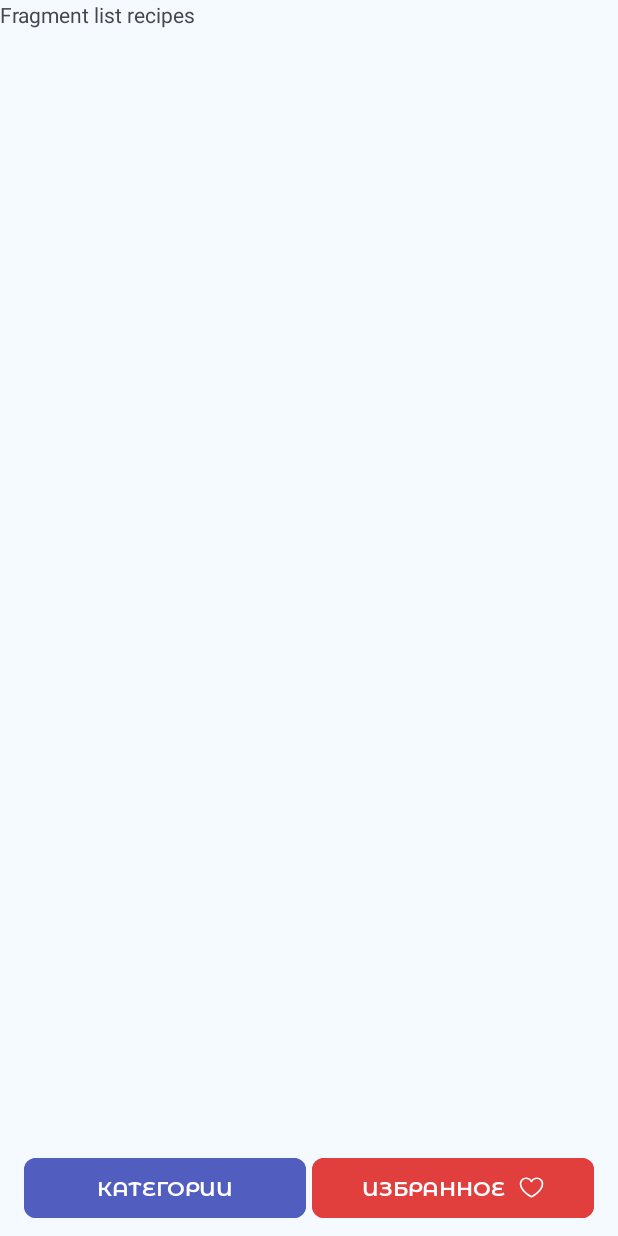
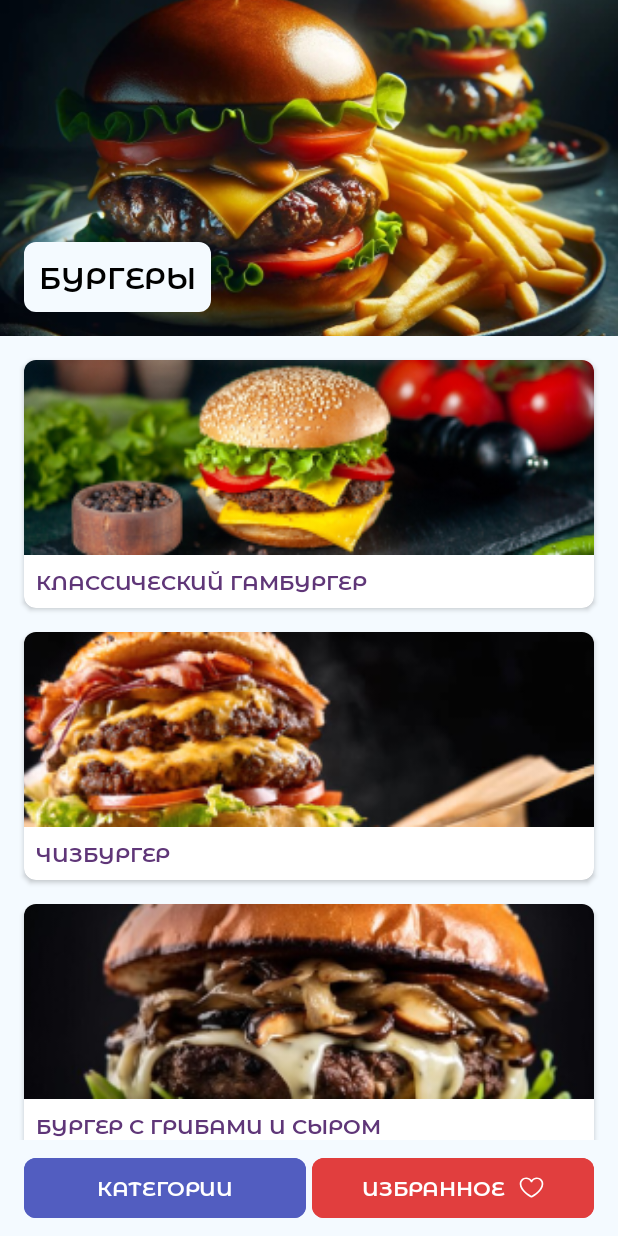
Before and after one commit to vvaganov/RecipeApp, an Android app: the screen it shows after launch (MainActivity), after a tap on "БУРГЕРЫ", on a phone screen of 412 x 824 dp. Run offline under Robolectric (Android 15) with nearby library versions, the phone set to English and light mode, and no system bars.

Commit message:
RA-11 implemented the output of recipes by clicking on a category

```diff
--- a/app/src/main/java/com/example/recipeapp/Constants.kt
+++ b/app/src/main/java/com/example/recipeapp/Constants.kt
@@ -1,5 +1,5 @@
 package com.example.recipeapp
 
 const val ARG_CATEGORY_ID = "ARG_CATEGORY_ID"
-const val ARG_CATEGORY_NAME =  "ARG_CATEGORY_NAME"
-const val ARG_CATEGORY_IMAGE_URL =  "ARG_CATEGORY_IMAGE_URL"
+const val ARG_CATEGORY_NAME = "ARG_CATEGORY_NAME"
+const val ARG_CATEGORY_IMAGE_URL = "ARG_CATEGORY_IMAGE_URL"
--- /dev/null
+++ b/app/src/main/java/com/example/recipeapp/RecipeFragment.kt
@@ -0,0 +1,18 @@
+package com.example.recipeapp
+
+import android.os.Bundle
+import androidx.fragment.app.Fragment
+import android.view.LayoutInflater
+import android.view.View
+import android.view.ViewGroup
+
+
+class RecipeFragment : Fragment() {
+
+    override fun onCreateView(
+        inflater: LayoutInflater, container: ViewGroup?,
+        savedInstanceState: Bundle?
+    ): View? {
+        return inflater.inflate(R.layout.fragment_recipe, container, false)
+    }
+}
--- /dev/null
+++ b/app/src/main/java/com/example/recipeapp/RecipeListAdapter.kt
@@ -0,0 +1,54 @@
+package com.example.recipeapp
+
+import android.graphics.drawable.Drawable
+import android.util.Log
+import android.view.LayoutInflater
+import android.view.View
+import android.view.ViewGroup
+import android.widget.ImageView
+import android.widget.TextView
+import androidx.recyclerview.widget.RecyclerView
+import java.io.InputStream
+
+class RecipeListAdapter(private val dataSet: List<Recipe>) :
+    RecyclerView.Adapter<RecipeListAdapter.ViewHolder>() {
+
+    interface OnItemClickListener {
+        fun onItemClick(recipeId: Int)
+    }
+
+    private var itemClickListener: OnItemClickListener? = null
+
+    fun setOnItemClickListener(listener: OnItemClickListener) {
+        itemClickListener = listener
+    }
+
+    class ViewHolder(view: View) : RecyclerView.ViewHolder(view) {
+        val imageViewTitle: ImageView = view.findViewById(R.id.imgRecipeList)
+        val textViewTitle: TextView = view.findViewById(R.id.tvRecipeListTitle)
+    }
+
+    override fun onCreateViewHolder(viewGroup: ViewGroup, viewType: Int): ViewHolder {
+        val view = LayoutInflater.from(viewGroup.context)
+            .inflate(R.layout.item_recipe, viewGroup, false)
+        return ViewHolder(view)
+    }
+
+    override fun onBindViewHolder(viewHolder: ViewHolder, position: Int) {
+        val recipe = dataSet[position]
+        with(viewHolder) {
+            try {
+                val inputStream: InputStream? =
+                    itemView.context?.assets?.open(recipe.imageUrl)
+                val drawable = Drawable.createFromStream(inputStream, null)
+                viewHolder.imageViewTitle.setImageDrawable(drawable)
+            } catch (e: Exception) {
+                Log.e("!!!", e.stackTrace.toString())
+            }
+            textViewTitle.text = recipe.title
+            itemView.setOnClickListener { itemClickListener?.onItemClick(recipe.id) }
+        }
+    }
+
+    override fun getItemCount() = dataSet.size
+}
--- a/app/src/main/java/com/example/recipeapp/RecipesListFragment.kt
+++ b/app/src/main/java/com/example/recipeapp/RecipesListFragment.kt
@@ -1,12 +1,23 @@
 package com.example.recipeapp
 
+import android.graphics.drawable.Drawable
 import android.os.Bundle
+import android.util.Log
 import androidx.fragment.app.Fragment
 import android.view.LayoutInflater
 import android.view.View
 import android.view.ViewGroup
+import androidx.fragment.app.commit
+import androidx.fragment.app.replace
+import com.example.recipeapp.databinding.FragmentRecipesListBinding
+import java.io.InputStream
 
 class RecipesListFragment : Fragment() {
+
+    private val recipesListBinding:
+            FragmentRecipesListBinding by lazy {
+        FragmentRecipesListBinding.inflate(layoutInflater)
+    }
 
     private var categoryId: Int? = null
     private var title: String? = null
@@ -16,15 +27,56 @@ class RecipesListFragment : Fragment() {
         inflater: LayoutInflater, container: ViewGroup?,
         savedInstanceState: Bundle?
     ): View? {
-        initBundleData()
-        return inflater.inflate(R.layout.fragment_recipes_list, container, false)
+        return recipesListBinding.root
     }
 
-    private fun initBundleData(){
-        arguments.let{
+    override fun onViewCreated(view: View, savedInstanceState: Bundle?) {
+        super.onViewCreated(view, savedInstanceState)
+        initBundleData()
+        with(recipesListBinding) {
+            recipesListBinding.tvRecipeList.text = title
+            try {
+                val inputStream: InputStream? =
+                    context?.assets?.open("$imageUrl")
+                val drawable = Drawable.createFromStream(inputStream, null)
+                imgRecipeList.setImageDrawable(drawable)
+            } catch (e: Exception) {
+                Log.e("!!!", e.stackTrace.toString())
+            }
+        }
+        initRecycler()
+    }
+
+    private fun initBundleData() {
+        arguments.let {
             categoryId = requireArguments().getInt(ARG_CATEGORY_ID)
             title = requireArguments().getString(ARG_CATEGORY_NAME)
             imageUrl = requireArguments().getString(ARG_CATEGORY_IMAGE_URL)
         }
     }
+
+    private fun initRecycler() {
+        val recipeList = getRecipesByCategoryId(categoryId)
+        val customAdapter = RecipeListAdapter(recipeList)
+        recipesListBinding.rvRecipeList.adapter = customAdapter
+        customAdapter.setOnItemClickListener(
+            object : RecipeListAdapter.OnItemClickListener {
+                override fun onItemClick(recipeId:Int) {
+                    openRecipeByRecipeId(recipeId)
+                }
+            }
+        )
+    }
+
+    private fun getRecipesByCategoryId(categoryId: Int?): List<Recipe> {
+        val listRecipe = STUB.getRecipe()
+        return if (categoryId == 0) listRecipe else emptyList()
+    }
+
+    private fun openRecipeByRecipeId(recipeId: Int) {
+        parentFragmentManager.commit {
+            setReorderingAllowed(true)
+            replace<RecipeFragment>(R.id.mainContainer)
+        }
+    }
 }
--- a/app/src/main/java/com/example/recipeapp/recipes.kt
+++ b/app/src/main/java/com/example/recipeapp/recipes.kt
@@ -10,5 +10,228 @@ object STUB {
         Category(5, "Салаты", "Хрустящий калейдоскоп под соусом вдохновения", "salad.png"),
     )
 
+    private val burgerRecipes: List<Recipe> = listOf(
+        Recipe(
+            id = 0,
+            title = "Классический гамбургер",
+            ingredients = listOf(
+                Ingredient("1", "шт.", "Булочка для гамбургера"),
+                Ingredient("150", "г", "Фарш говяжий"),
+                Ingredient("0.5", "шт.", "Лук репчатый"),
+                Ingredient("1", "лист", "Салат айсберг"),
+                Ingredient("1", "ломтик", "Помидор"),
+                Ingredient("1", "ломтик", "Сыр чеддер"),
+                Ingredient("1", "ст. ложка", "Майонез"),
+                Ingredient("1", "ст. ложка", "Кетчуп"),
+                Ingredient("0.5", "ч. ложки", "Горчица"),
+                Ingredient("1", "г", "Соленые огурцы"),
+                Ingredient("1", "г", "Соль"),
+                Ingredient("0.5", "г", "Перец черный молотый")
+            ),
+            method = listOf(
+                "Разогрейте сковороду и обжаривайте фарш до готовности.",
+                "Лук нарежьте кольцами и добавьте к фаршу. Обжаривайте вместе до золотистой корки.",
+                "Разрежьте булочку на две части и поджарьте их до золотистости.",
+                "На нижнюю часть булочки положите лист салата, ломтик помидора и сыр.",
+                "Добавьте фарш с луком и огурцами.",
+                "Смажьте верхнюю часть булочки майонезом, кетчупом и горчицей.",
+                "Положите верхнюю часть булочки на остальные ингредиенты и подавайте."
+            ),
+            imageUrl = "burger-hamburger.png"
+        ),
+        Recipe(
+            id = 1,
+            title = "Чизбургер",
+            ingredients = listOf(
+                Ingredient("1", "шт.", "Булочка для гамбургера"),
+                Ingredient("150", "г", "Фарш говяжий"),
+                Ingredient("0.5", "шт.", "Лук репчатый"),
+                Ingredient("1", "лист", "Салат айсберг"),
+                Ingredient("1", "ломтик", "Помидор"),
+                Ingredient("1", "ломтик", "Сыр чеддер"),
+                Ingredient("1", "ст. ложка", "Майонез"),
+                Ingredient("1", "ст. ложка", "Кетчуп"),
+                Ingredient("0.5", "ч. ложки", "Горчица"),
+                Ingredient("1", "г", "Соленые огурцы"),
+                Ingredient("1", "г", "Соль"),
+                Ingredient("0.5", "г", "Перец черный молотый")
+            ),
+            method = listOf(
+                "Разогрейте сковороду и обжаривайте фарш до готовности.",
+                "Лук нарежьте кольцами и добавьте к фаршу. Обжаривайте вместе до золотистой корки.",
+                "Разрежьте булочку на две части и поджарьте их до золотистости.",
+                "На нижнюю часть булочки положите лист салата, ломтик помидора и сыр.",
+                "Добавьте фарш с луком и огурцами.",
+                "Смажьте верхнюю часть булочки майонезом, кетчупом и горчицей.",
+                "Положите верхнюю часть булочки на остальные ингредиенты и подавайте."
+            ),
+            imageUrl = "burger-cheeseburger.png"
+        ),
+        Recipe(
+            id = 2,
+            title = "Бургер с грибами и сыром",
+            ingredients = listOf(
+                Ingredient("1", "шт.", "Булочка для гамбургера"),
+                Ingredient("150", "г", "Фарш говяжий"),
+                Ingredient("0.5", "шт.", "Лук репчатый"),
+                Ingredient("1", "лист", "Салат айсберг"),
+                Ingredient("1", "ломтик", "Помидор"),
+                Ingredient("2", "шт.", "Грибы шампиньоны"),
+                Ingredient("1", "ст. ложка", "Майонез"),
+                Ingredient("1", "ст. ложка", "Кетчуп"),
+                Ingredient("0.5", "ч. ложки", "Горчица"),
+                Ingredient("1", "г", "Соль"),
+                Ingredient("0.5", "г", "Перец черный молотый")
+            ),
+            method = listOf(
+                "Разогрейте сковороду и обжаривайте фарш до готовности.",
+                "Лук нарежьте кольцами и добавьте к фаршу. Обжаривайте вместе до золотистой корки.",
+                "Грибы порежьте и обжарьте до золотистой корки.",
+                "Разрежьте булочку на две части и поджарьте их до золотистости.",
+                "На нижнюю часть булочки положите лист салата, ломтик помидора и фарш.",
+                "Добавьте обжаренные грибы.",
+                "Смажьте верхнюю часть булочки майонезом, кетчупом и горчицей.",
+                "Положите верхнюю часть булочки на остальные ингредиенты и подавайте."
+            ),
+            imageUrl = "burger-mushrooms.png"
+        ),
+        Recipe(
+            id = 3,
+            title = "Бургер с курицей и авокадо",
+            ingredients = listOf(
+                Ingredient("1", "шт.", "Булочка для гамбургера"),
+                Ingredient("150", "г", "Куринное филе"),
+                Ingredient("0.5", "шт.", "Лук репчатый"),
+                Ingredient("1", "лист", "Салат айсберг"),
+                Ingredient("1", "ломтик", "Помидор"),
+                Ingredient("0.5", "шт.", "Авокадо"),
+                Ingredient("1", "ст. ложка", "Майонез"),
+                Ingredient("1", "ст. ложка", "Кетчуп"),
+                Ingredient("0.5", "ч. ложки", "Горчица"),
+                Ingredient("1", "г", "Соль"),
+                Ingredient("0.5", "г", "Перец черный молотый")
+            ),
+            method = listOf(
+                "Куринное филе нарежьте на порционные куски и обжаривайте до готовности.",
+                "Лук нарежьте кольцами и добавьте к фаршу. Обжаривайте вместе до золотистой корки.",
+                "Авокадо порежьте ломтиками.",
+                "Разрежьте булочку на две части и поджарьте их до золотистости.",
+                "На нижнюю часть булочки положите лист салата, ломтик помидора и курицу.",
+                "Добавьте ломтики авокадо.",
+                "Смажьте верхнюю часть булочки майонезом, кетчупом и горчицей.",
+                "Положите верхнюю часть булочки на остальные ингредиенты и подавайте."
+            ),
+            imageUrl = "burger-avocado.png"
+        ),
+        Recipe(
+            id = 4,
+            title = "Бургер с рыбой",
+            ingredients = listOf(
+                Ingredient("1", "шт.", "Булочка для гамбургера"),
+                Ingredient("150", "г", "Филе рыбы (треска, лосось и т. д.)"),
+                Ingredient("0.5", "шт.", "Лук репчатый"),
+                Ingredient("1", "лист", "Салат айсберг"),
+                Ingredient("1", "ломтик", "Помидор"),
+                Ingredient("1", "ст. ложка", "Майонез"),
+                Ingredient("1", "ст. ложка", "Кетчуп"),
+                Ingredient("0.5", "ч. ложки", "Горчица"),
+                Ingredient("1", "г", "Соль"),
+                Ingredient("0.5", "г", "Перец черный молотый")
+            ),
+            method = listOf(
+                "Рыбное филе приготовьте по вашему рецепту (можно пожарить, запечь или приготовить на пару).",
+                "Лук нарежьте кольцами и добавьте к рыбе. Обжаривайте вместе до золотистой корки.",
+                "Разрежьте булочку на две части и поджарьте их до золотистости.",
+                "На нижнюю часть булочки положите лист салата, ломтик помидора и рыбу с луком.",
+                "Смажьте верхнюю часть булочки майонезом, кетчупом и горчицей.",
+                "Положите верхнюю часть булочки на остальные ингредиенты и подавайте."
+            ),
+            imageUrl = "burger-fish.png"
+        ),
+        Recipe(
+            id = 5,
+            title = "Бургер с беконом",
+            ingredients = listOf(
+                Ingredient("1", "шт.", "Булочка для гамбургера"),
+                Ingredient("150", "г", "Фарш говяжий"),
+                Ingredient("0.5", "шт.", "Лук репчатый"),
+                Ingredient("1", "лист", "Салат айсберг"),
+                Ingredient("1", "ломтик", "Помидор"),
+                Ingredient("2", "ломтика", "Бекон"),
+                Ingredient("1", "ст. ложка", "Майонез"),
+                Ingredient("1", "ст. ложка", "Кетчуп"),
+                Ingredient("0.5", "ч. ложки", "Горчица"),
+                Ingredient("1", "г", "Соль"),
+                Ingredient("0.5", "г", "Перец черный молотый")
+            ),
+            method = listOf(
+                "Разогрейте сковороду и обжаривайте фарш до готовности.",
+                "Лук нарежьте кольцами и добавьте к фаршу. Обжаривайте вместе до золотистой корки.",
+                "Бекон обжарьте до хрустящей корки.",
+                "Разрежьте булочку на две части и поджарьте их до золотистости.",
+                "На нижнюю часть булочки положите лист салата, ломтик помидора и фарш.",
+                "Добавьте ломтики бекона.",
+                "Смажьте верхнюю часть булочки майонезом, кетчупом и горчицей.",
+                "Положите верхнюю часть булочки на остальные ингредиенты и подавайте."
+            ),
+            imageUrl = "burger-bacon.png"
+        ),
+        Recipe(
+            id = 6,
+            title = "Веганский бургер",
+            ingredients = listOf(
+                Ingredient("1", "шт.", "Веганская булочка для гамбургера"),
+                Ingredient("150", "г", "Фарш из нута"),
+                Ingredient("0.25", "шт.", "Красный лук"),
+                Ingredient("1", "ст. ложка", "Томатный соус"),
+                Ingredient("1", "ст. ложка", "Горчица"),
+                Ingredient("0.5", "г", "Капуста краснокочанная"),
+                Ingredient("0.5", "г", "Морковь"),
+                Ingredient("0.5", "г", "Соль"),
+                Ingredient("0.25", "г", "Черный перец"),
+                Ingredient("0.25", "г", "Паприка"),
+                Ingredient("0.25", "г", "Чеснок в порошке")
+            ),
+            method = listOf(
+                "Фарш из нута приготовьте по вашему рецепту (можно использовать консервированный).",
+                "Лук и капусту нарежьте кольцами, морковь на тонкие полоски.",
+                "Веганскую булочку поджарьте.",
+                "На нижнюю часть булочки положите фарш из нута.",
+                "Добавьте лук, капусту и морковь.",
+                "Смажьте верхнюю часть булочки томатным соусом и горчицей.",
+                "Положите верхнюю часть булочки на остальные ингредиенты и подавайте."
+            ),
+            imageUrl = "burger-vegan.png"
+        ),
+        Recipe(
+            id = 7,
+            title = "Острый гамбургер",
+            ingredients = listOf(
+                Ingredient("1", "шт.", "Булочка для гамбургера"),
+                Ingredient("150", "г", "Фарш говяжий"),
+                Ingredient("0.5", "шт.", "Лук репчатый"),
+                Ingredient("1", "лист", "Салат айсберг"),
+                Ingredient("1", "ломтик", "Помидор"),
+                Ingredient("1", "ломтик", "Сыр чеддер"),
+                Ingredient("1", "ст. ложка", "Майонез"),
+                Ingredient("1", "ст. ложка", "Кетчуп"),
+                Ingredient("1", "ч. ложка", "Соус табаско"),
+                Ingredient("1", "г", "Соль"),
+                Ingredient("0.5", "г", "Перец черный молотый")
+            ),
+            method = listOf(
+                "Разогрейте сковороду и обжаривайте фарш до готовности.",
+                "Лук нарежьте кольцами и добавьте к фаршу. Обжаривайте вместе до золотистой корки.",
+                "Разрежьте булочку на две части и поджарьте их до золотистости.",
+                "На нижнюю часть булочки положите лист салата, ломтик помидора и сыр.",
+                "Добавьте фарш с луком.",
+                "Смажьте верхнюю часть булочки майонезом, кетчупом и соусом табаско.",
+                "Положите верхнюю часть булочки на остальные ингредиенты и подавайте."
+            ),
+            imageUrl = "burger-chili.png"
+        )
+    )
+
     fun getCategories() = categories
+    fun getRecipe() = burgerRecipes
 }
--- /dev/null
+++ b/app/src/main/res/layout/fragment_recipe.xml
@@ -0,0 +1,14 @@
+<?xml version="1.0" encoding="utf-8"?>
+<FrameLayout xmlns:android="http://schemas.android.com/apk/res/android"
+    xmlns:tools="http://schemas.android.com/tools"
+    android:layout_width="match_parent"
+    android:layout_height="match_parent"
+    tools:context=".RecipeFragment">
+
+    <TextView
+        android:layout_width="match_parent"
+        android:layout_height="match_parent"
+        android:text="Здесь будет рецепт Бургера"
+        tools:text="Fragment recipe" />
+
+</FrameLayout>
--- a/app/src/main/res/layout/fragment_recipes_list.xml
+++ b/app/src/main/res/layout/fragment_recipes_list.xml
@@ -1,14 +1,50 @@
 <?xml version="1.0" encoding="utf-8"?>
-<FrameLayout xmlns:android="http://schemas.android.com/apk/res/android"
+<LinearLayout xmlns:android="http://schemas.android.com/apk/res/android"
+    xmlns:app="http://schemas.android.com/apk/res-auto"
     xmlns:tools="http://schemas.android.com/tools"
     android:layout_width="match_parent"
     android:layout_height="match_parent"
     android:background="@color/appBackgroundColor"
+    android:orientation="vertical"
     tools:context=".RecipesListFragment">
 
-    <TextView
+    <androidx.constraintlayout.widget.ConstraintLayout
+        android:layout_width="match_parent"
+        android:layout_height="224dp">
+
+        <ImageView
+            android:id="@+id/imgRecipeList"
+            android:layout_width="match_parent"
+            android:layout_height="match_parent"
+            android:scaleType="centerCrop"
+            tools:ignore="MissingConstraints"
+            tools:src="@drawable/burger"
+            />
+
+        <TextView
+            android:id="@+id/tvRecipeList"
+            style="@style/StyleTitle14.StyleTitle20"
+            android:layout_width="wrap_content"
+            android:layout_height="wrap_content"
+            android:background="@drawable/shape_header_category"
+            android:padding="@dimen/padding_10"
+            android:layout_marginStart="@dimen/margin_16"
+            android:layout_marginBottom="@dimen/margin_16"
+            app:layout_constraintBottom_toBottomOf="parent"
+            app:layout_constraintStart_toStartOf="parent"
+            tools:ignore="MissingConstraints"
+            tools:text="Бургеры"/>
+    </androidx.constraintlayout.widget.ConstraintLayout>
+
+    <androidx.recyclerview.widget.RecyclerView
+        android:id="@+id/rvRecipeList"
         android:layout_width="match_parent"
         android:layout_height="match_parent"
-        android:text="Fragment list recipes" />
+        android:layout_gravity="center"
+        android:layout_marginHorizontal="@dimen/margin_8"
+        android:layout_marginVertical="@dimen/margin_8"
+        app:layoutManager="androidx.recyclerview.widget.LinearLayoutManager"
+        tools:itemCount="8"
+        tools:listitem="@layout/item_recipe" />
 
-</FrameLayout>
+</LinearLayout>
--- /dev/null
+++ b/app/src/main/res/layout/item_recipe.xml
@@ -0,0 +1,37 @@
+<?xml version="1.0" encoding="utf-8"?>
+<androidx.cardview.widget.CardView xmlns:android="http://schemas.android.com/apk/res/android"
+    xmlns:app="http://schemas.android.com/apk/res-auto"
+    xmlns:tools="http://schemas.android.com/tools"
+    android:layout_width="match_parent"
+    android:layout_height="wrap_content"
+    android:layout_marginHorizontal="@dimen/margin_8"
+    android:layout_marginVertical="@dimen/margin_8"
+    android:clickable="true"
+    android:foreground="?attr/selectableItemBackground"
+    app:cardCornerRadius="@dimen/margin_8"
+    tools:ignore="MissingConstraints">
+
+    <LinearLayout
+        android:layout_width="match_parent"
+        android:layout_height="wrap_content"
+        android:orientation="vertical">
+
+        <ImageView
+            android:id="@+id/imgRecipeList"
+            android:layout_width="match_parent"
+            android:layout_height="130dp"
+            android:scaleType="centerCrop"
+            tools:src="@drawable/burger" />
+
+        <TextView
+            android:id="@+id/tvRecipeListTitle"
+            style="@style/StyleTitle14.StyleListRecipeTitle"
+            android:layout_width="match_parent"
+            android:layout_height="wrap_content"
+            android:lineHeight="@dimen/text_size_16"
+            android:padding="@dimen/margin_8"
+            tools:text="Бургеры" />
+
+    </LinearLayout>
+
+</androidx.cardview.widget.CardView>
--- a/app/src/main/res/values/colors.xml
+++ b/app/src/main/res/values/colors.xml
@@ -5,5 +5,6 @@
     <color name="appBackgroundColor">#F4FAFF</color>
     <color name="categoryBackgroundColor">#525DC0</color>
     <color name="favouritesBackgroundColor">#E13E3E</color>
+    <color name="recipeListTitle">#5F3678</color>
 
 </resources>
--- a/app/src/main/res/values/styles.xml
+++ b/app/src/main/res/values/styles.xml
@@ -6,6 +6,10 @@
         <item name="android:textSize">@dimen/text_size_14</item>
         <item name="android:textColor">@color/white</item>
         <item name="android:textAllCaps">true</item>
+    </style>
+
+    <style name="StyleTitle14.StyleListRecipeTitle">
+        <item name="android:textColor">@color/recipeListTitle</item>
     </style>
 
     <style name="StyleTitle14.StyleTitle20">
```
Also changed, not shown: app/src/main/assets/bcg_recipes_list.png (added), app/src/main/assets/burger-avocado.png (added), app/src/main/assets/burger-bacon.png (added), app/src/main/assets/burger-cheeseburger.png (added), app/src/main/assets/burger-chili.png (added), app/src/main/assets/burger-fish.png (added), app/src/main/assets/burger-hamburger.png (added), app/src/main/assets/burger-mushrooms.png (added), app/src/main/assets/burger-vegan.png (added).
